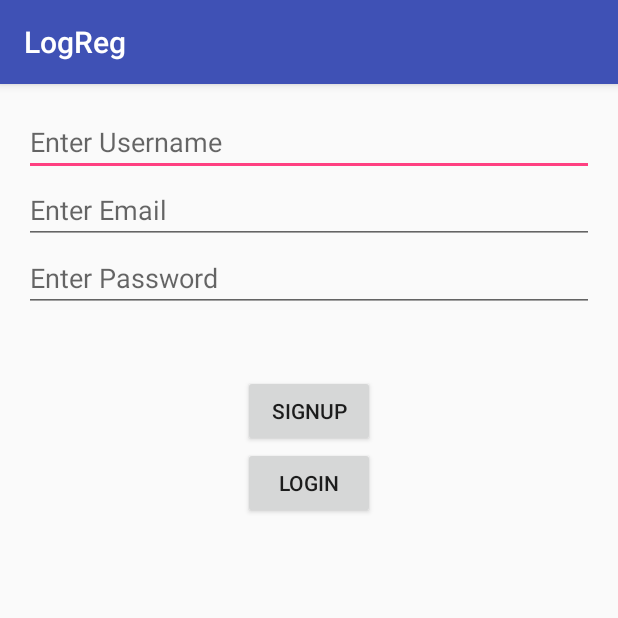
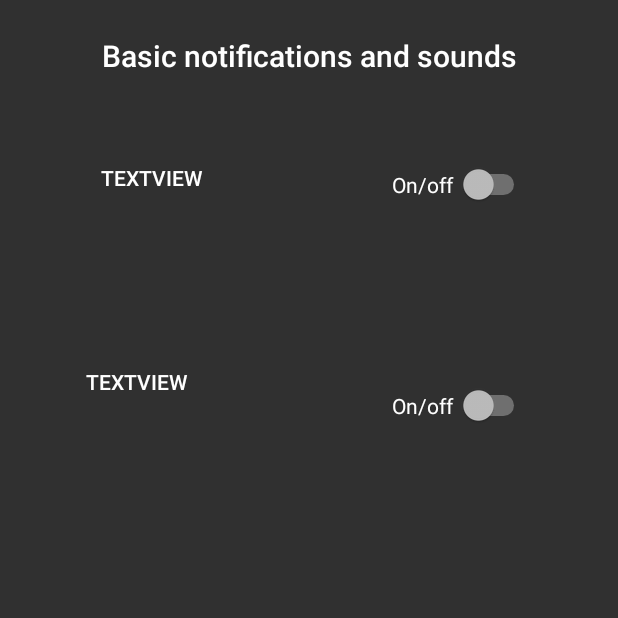
Before and after one commit to MEA-B143/p2-android-b143, an Android app: the screen it shows after launch (Signup before the commit, SettingsScreen after it), on a phone screen of 412 x 824 dp, the top half of it. Run offline under Robolectric (Android 15) with nearby library versions, the phone set to English and light mode, and no system bars.

Commit message:
Finally made the settings screen work!

```diff
--- a/app/src/main/java/com/b143lul/android/logreg/SettingsScreen.java
+++ b/app/src/main/java/com/b143lul/android/logreg/SettingsScreen.java
@@ -1,31 +1,57 @@
 package com.b143lul.android.logreg;
 
 import android.content.Context;
-import android.content.Intent;
 import android.content.SharedPreferences;
 import android.support.v7.app.AppCompatActivity;
 import android.os.Bundle;
+import android.widget.CompoundButton;
 import android.widget.Switch;
 import android.widget.TextView;
 
+import static com.b143lul.android.logreg.Login.SHARED_PREF_NAME;
+
 public class SettingsScreen extends AppCompatActivity {
-    public static final String SETTINGS="tech";
-    SharedPreferences sharedPreferences = SettingsScreen.this.getSharedPreferences(SETTINGS, Context.MODE_PRIVATE);
-    SharedPreferences.Editor editor = sharedPreferences.edit();
+
     Switch switch1;
     Switch switch2;
     TextView settings_title;
     TextView notifications;
     TextView sounds;
+    boolean switch_trigger;
 
     @Override
     protected void onCreate(Bundle savedInstanceState) {
         super.onCreate(savedInstanceState);
         setContentView(R.layout.activity_preference_screen);
+
+        SharedPreferences sharedPreferences = SettingsScreen.this.getSharedPreferences(SHARED_PREF_NAME, Context.MODE_PRIVATE);
+        SharedPreferences.Editor editor = sharedPreferences.edit();
+
         switch1 = (Switch) findViewById(R.id.switch1);
         switch2 = (Switch) findViewById(R.id.switch2);
         settings_title = (TextView) findViewById(R.id.textView3);
         notifications = (TextView) findViewById(R.id.textView4);
-        sounds = (TextView)  findViewById(R.id.textView5);
+        sounds = (TextView) findViewById(R.id.textView5);
+
+        switch1.setOnCheckedChangeListener(new CompoundButton.OnCheckedChangeListener() {
+            @Override
+            public void onCheckedChanged(CompoundButton compoundButton, boolean b) {
+                if (switch1.isChecked()) {
+                    notifications.setText("Switch notifications on");
+                } else {
+                    notifications.setText("Switch notifcations off");
+                }
+            }
+        });
+        switch2.setOnCheckedChangeListener(new CompoundButton.OnCheckedChangeListener() {
+            @Override
+            public void onCheckedChanged(CompoundButton compoundButton, boolean b) {
+                if (switch2.isChecked()) {
+                    sounds.setText("Switch sounds on");
+                } else {
+                    sounds.setText("Switch sounds off");
+                }
+            }
+        });
     }
-}
+    }
--- a/app/src/main/res/layout/activity_preference_screen.xml
+++ b/app/src/main/res/layout/activity_preference_screen.xml
@@ -4,23 +4,41 @@
     xmlns:tools="http://schemas.android.com/tools"
     android:layout_width="match_parent"
     android:layout_height="match_parent"
+    tools:layout_editor_absoluteY="81dp"
+    tools:layout_editor_absoluteX="0dp"
     tools:context=".SettingsScreen">
 
     <Switch
         android:id="@+id/switch1"
         android:layout_width="wrap_content"
         android:layout_height="wrap_content"
-        android:text="On/off"
-        tools:layout_editor_absoluteX="215dp"
-        tools:layout_editor_absoluteY="95dp" />
+        android:text="On/off "
+        app:layout_constraintBottom_toBottomOf="parent"
+        app:layout_constraintHorizontal_bias="0.816"
+        app:layout_constraintLeft_toLeftOf="parent"
+        app:layout_constraintRight_toRightOf="parent"
+        app:layout_constraintTop_toTopOf="parent"
+        app:layout_constraintVertical_bias="0.137"
+        tools:layout_constraintBottom_creator="1"
+        tools:layout_constraintLeft_creator="1"
+        tools:layout_constraintRight_creator="1"
+        tools:layout_constraintTop_creator="1" />
 
     <Switch
         android:id="@+id/switch2"
         android:layout_width="wrap_content"
         android:layout_height="wrap_content"
-        android:text="On/off"
-        tools:layout_editor_absoluteX="215dp"
-        tools:layout_editor_absoluteY="168dp" />
+        android:text="On/off "
+        app:layout_constraintBottom_toBottomOf="parent"
+        app:layout_constraintHorizontal_bias="0.817"
+        app:layout_constraintLeft_toLeftOf="parent"
+        app:layout_constraintRight_toRightOf="parent"
+        app:layout_constraintTop_toTopOf="parent"
+        app:layout_constraintVertical_bias="0.322"
+        tools:layout_constraintBottom_creator="1"
+        tools:layout_constraintLeft_creator="1"
+        tools:layout_constraintRight_creator="1"
+        tools:layout_constraintTop_creator="1" />
 
     <TextView
         android:id="@+id/textView3"
@@ -28,8 +46,15 @@
         android:layout_height="wrap_content"
         android:text="Basic notifications and sounds"
         android:textAppearance="@style/TextAppearance.AppCompat.Title"
-        tools:layout_editor_absoluteX="63dp"
-        tools:layout_editor_absoluteY="16dp"
+        app:layout_constraintBottom_toBottomOf="parent"
+        app:layout_constraintLeft_toLeftOf="parent"
+        app:layout_constraintRight_toRightOf="parent"
+        app:layout_constraintTop_toTopOf="parent"
+        app:layout_constraintVertical_bias="0.029"
+        tools:layout_constraintBottom_creator="1"
+        tools:layout_constraintLeft_creator="1"
+        tools:layout_constraintRight_creator="1"
+        tools:layout_constraintTop_creator="1"
         tools:text="Basic notifications and sounds" />
 
     <TextView
@@ -38,8 +63,16 @@
         android:layout_height="wrap_content"
         android:text="TextView"
         android:textAppearance="@style/TextAppearance.AppCompat.Button"
-        tools:layout_editor_absoluteX="87dp"
-        tools:layout_editor_absoluteY="102dp"
+        app:layout_constraintBottom_toBottomOf="parent"
+        app:layout_constraintHorizontal_bias="0.196"
+        app:layout_constraintLeft_toLeftOf="parent"
+        app:layout_constraintRight_toRightOf="parent"
+        app:layout_constraintTop_toTopOf="parent"
+        app:layout_constraintVertical_bias="0.135"
+        tools:layout_constraintBottom_creator="1"
+        tools:layout_constraintLeft_creator="1"
+        tools:layout_constraintRight_creator="1"
+        tools:layout_constraintTop_creator="1"
         tools:text="Notifications" />
 
     <TextView
@@ -48,8 +81,16 @@
         android:layout_height="wrap_content"
         android:text="TextView"
         android:textAppearance="@style/TextAppearance.AppCompat.Button"
-        tools:layout_editor_absoluteX="136dp"
-        tools:layout_editor_absoluteY="168dp"
+        app:layout_constraintBottom_toBottomOf="parent"
+        app:layout_constraintHorizontal_bias="0.167"
+        app:layout_constraintLeft_toLeftOf="parent"
+        app:layout_constraintRight_toRightOf="parent"
+        app:layout_constraintTop_toTopOf="parent"
+        app:layout_constraintVertical_bias="0.304"
+        tools:layout_constraintBottom_creator="1"
+        tools:layout_constraintLeft_creator="1"
+        tools:layout_constraintRight_creator="1"
+        tools:layout_constraintTop_creator="1"
         tools:text="Sounds" />
 
 </android.support.constraint.ConstraintLayout>
```
Also changed, not shown: app/src/main/AndroidManifest.xml (+4 -4 lines).
